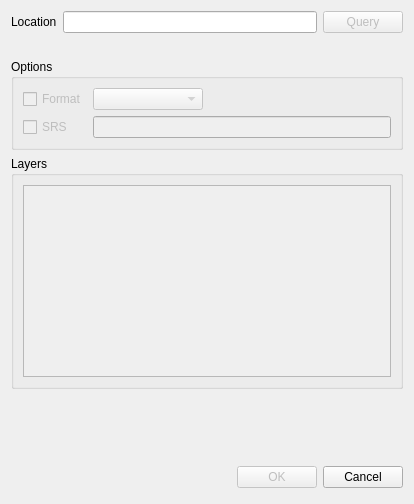
Above: src/Applications/DesktopViewer/ui/WMSEditDialog.ui from KrisLee/godzi-desktop before the change. Below: the same form after it.
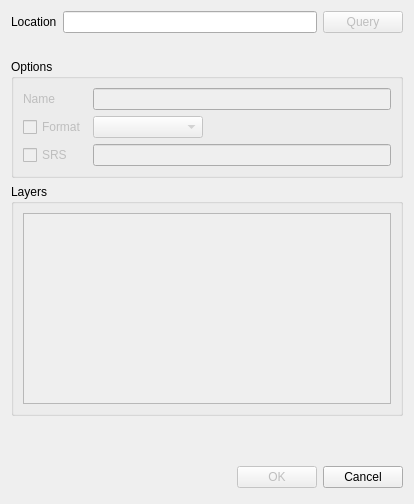
That is the form after the change.

Commit message: Added UI support for data source naming.

Patch:
```diff
--- a/src/Applications/DesktopViewer/ui/WMSEditDialog.ui
+++ b/src/Applications/DesktopViewer/ui/WMSEditDialog.ui
@@ -51,7 +51,7 @@
       <string>Options</string>
      </property>
      <layout class="QGridLayout" name="gridLayout">
-      <item row="0" column="0">
+      <item row="1" column="0">
        <widget class="QCheckBox" name="formatCheckBox">
         <property name="enabled">
          <bool>false</bool>
@@ -61,7 +61,7 @@
         </property>
        </widget>
       </item>
-      <item row="0" column="1">
+      <item row="1" column="1">
        <widget class="QComboBox" name="formatComboBox">
         <property name="enabled">
          <bool>false</bool>
@@ -74,7 +74,7 @@
         </property>
        </widget>
       </item>
-      <item row="1" column="0">
+      <item row="2" column="0">
        <widget class="QCheckBox" name="srsCheckBox">
         <property name="enabled">
          <bool>false</bool>
@@ -84,7 +84,7 @@
         </property>
        </widget>
       </item>
-      <item row="1" column="1" colspan="2">
+      <item row="2" column="1" colspan="2">
        <widget class="QLineEdit" name="srsLineEdit">
         <property name="enabled">
          <bool>false</bool>
@@ -97,7 +97,7 @@
         </property>
        </widget>
       </item>
-      <item row="0" column="2">
+      <item row="1" column="2">
        <spacer name="horizontalSpacer">
         <property name="orientation">
          <enum>Qt::Horizontal</enum>
@@ -110,6 +110,23 @@
         </property>
        </spacer>
       </item>
+      <item row="0" column="1" colspan="2">
+       <widget class="QLineEdit" name="nameLineEdit">
+        <property name="enabled">
+         <bool>false</bool>
+        </property>
+       </widget>
+      </item>
+      <item row="0" column="0">
+       <widget class="QLabel" name="nameLabel">
+        <property name="enabled">
+         <bool>false</bool>
+        </property>
+        <property name="text">
+         <string>Name</string>
+        </property>
+       </widget>
+      </item>
      </layout>
     </widget>
    </item>
```
The commit also changes 1 other file.
